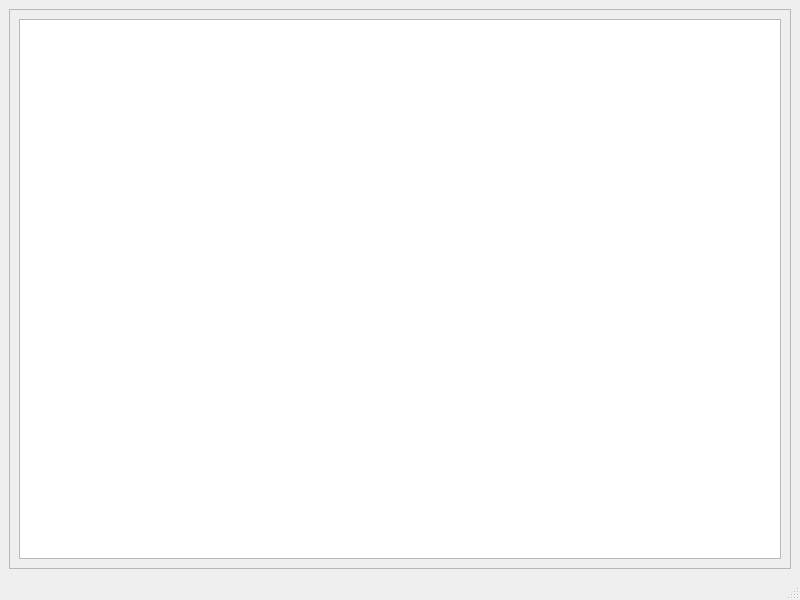
Before: the Qt Designer form ui/app.ui in ngc7293/cutestation, drawn with Qt 5.
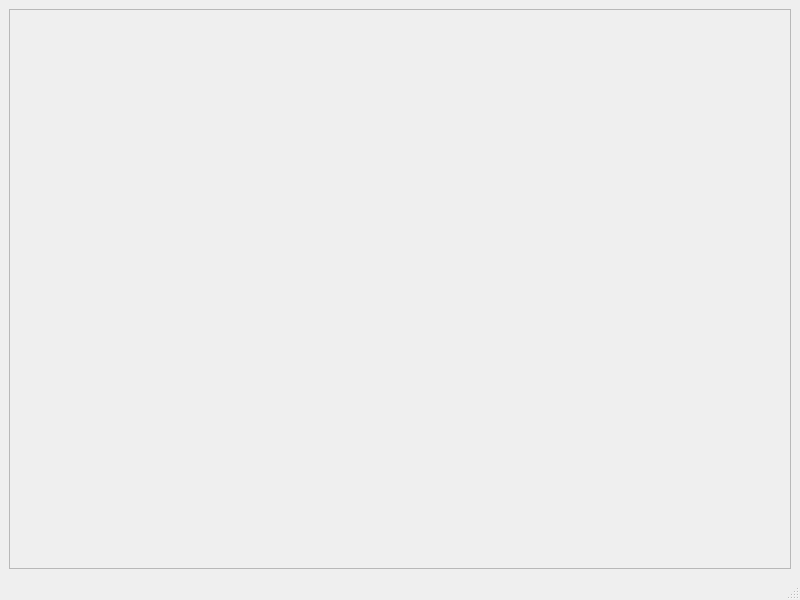
After: the same form once the commit is applied.

What changed in the file:
```diff
--- a/ui/app.ui
+++ b/ui/app.ui
@@ -31,31 +31,7 @@
        </property>
        <layout class="QGridLayout" name="gridLayout_2">
         <item row="0" column="0">
-         <layout class="QVBoxLayout" name="chart_vbox">
-          <item>
-           <widget class="QTextEdit" name="textEdit">
-            <property name="font">
-             <font>
-              <family>Source Code Pro</family>
-              <pointsize>10</pointsize>
-             </font>
-            </property>
-            <property name="readOnly">
-             <bool>true</bool>
-            </property>
-            <property name="html">
-             <string>&lt;!DOCTYPE HTML PUBLIC &quot;-//W3C//DTD HTML 4.0//EN&quot; &quot;http://www.w3.org/TR/REC-html40/strict.dtd&quot;&gt;
-&lt;html&gt;&lt;head&gt;&lt;meta name=&quot;qrichtext&quot; content=&quot;1&quot; /&gt;&lt;style type=&quot;text/css&quot;&gt;
-p, li { white-space: pre-wrap; }
-&lt;/style&gt;&lt;/head&gt;&lt;body style=&quot; font-family:'Source Code Pro'; font-size:10pt; font-weight:400; font-style:normal;&quot;&gt;
-&lt;p style=&quot;-qt-paragraph-type:empty; margin-top:0px; margin-bottom:0px; margin-left:0px; margin-right:0px; -qt-block-indent:0; text-indent:0px;&quot;&gt;&lt;br /&gt;&lt;/p&gt;&lt;/body&gt;&lt;/html&gt;</string>
-            </property>
-            <property name="acceptRichText">
-             <bool>false</bool>
-            </property>
-           </widget>
-          </item>
-         </layout>
+         <layout class="QVBoxLayout" name="chart_vbox"/>
         </item>
        </layout>
       </widget>
```
